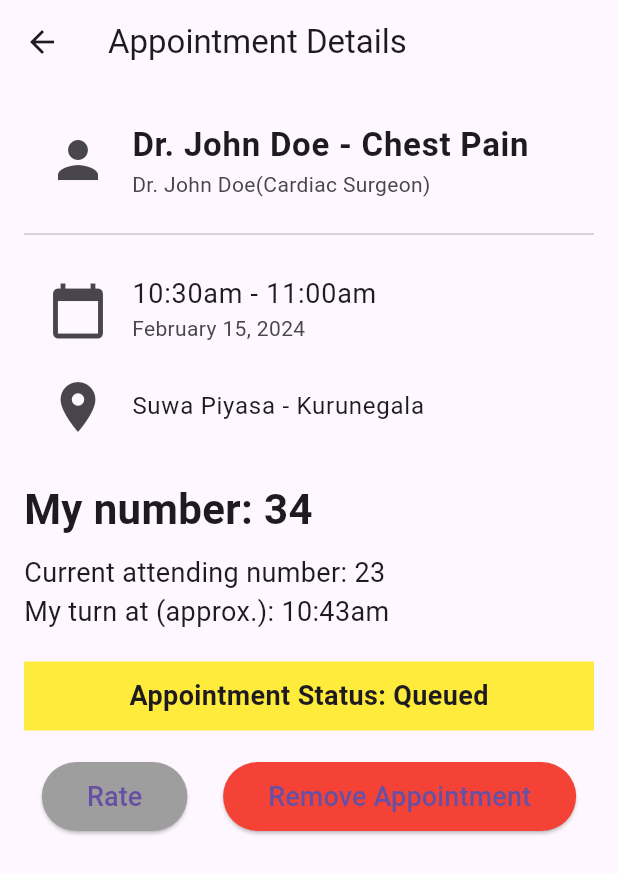
After one commit to Madushansuriyabandara/Mediconnect-Frontend, a Flutter app: the AppointmentDetailsScreen screen opened directly, on a phone screen of 412 x 824 dp. The commit adds this screen. Shown: the top 874 px of the screen. Run offline on Flutter 3.47's test engine with Material 3 defaults, Android fonts, the phone set to English and light mode, and no system bars.

Commit message:
initial commit

```diff
--- /dev/null
+++ b/lib/screens/patient_screens/home/appointment_details/AppointmentDetailsScreen.dart
@@ -0,0 +1,141 @@
+import 'package:flutter/material.dart';
+
+import '../../../../themes/appointmentStatusColors.dart';
+import '../rate/RateScreen.dart';
+
+class AppointmentDetailsScreen extends StatelessWidget {
+  final String appointmentName;
+  final String doctorName;
+  final String specialty;
+  final String appointmentTime;
+  final String appointmentDate;
+  final String location;
+  final int appointmentNumber;
+  final int currentNumber;
+  final String turnTime;
+  final String appointmentStatus;
+
+  const AppointmentDetailsScreen({
+    super.key,
+    required this.appointmentName,
+    required this.doctorName,
+    required this.specialty,
+    required this.appointmentTime,
+    required this.appointmentDate,
+    required this.location,
+    required this.appointmentNumber,
+    required this.currentNumber,
+    required this.turnTime,
+    required this.appointmentStatus,
+  });
+
+  @override
+  Widget build(BuildContext context) {
+    return Scaffold(
+      appBar: AppBar(
+        title: const Text('Appointment Details'),
+      ),
+      body: Padding(
+        padding: const EdgeInsets.all(16.0),
+        child: Column(
+          crossAxisAlignment: CrossAxisAlignment.start,
+          children: [
+            ListTile(
+              leading: const Icon(Icons.person, size: 40),
+              title: Text(
+                "$doctorName - $appointmentName",
+                style:
+                const TextStyle(fontSize: 22, fontWeight: FontWeight.bold),
+              ),
+              subtitle: Text("$doctorName($specialty)"),
+            ),
+            const Divider(height: 30),
+            ListTile(
+              leading: const Icon(Icons.calendar_today, size: 40),
+              title: Text(
+                appointmentTime,
+                style: const TextStyle(fontSize: 18),
+              ),
+              subtitle: Text(appointmentDate),
+            ),
+            ListTile(
+              leading: const Icon(Icons.location_on, size: 40),
+              title: Text(location),
+            ),
+            const SizedBox(height: 20),
+            Text(
+              "My number: $appointmentNumber",
+              style: const TextStyle(fontSize: 28, fontWeight: FontWeight.bold),
+            ),
+            const SizedBox(height: 10),
+            Text(
+              "Current attending number: $currentNumber",
+              style: const TextStyle(fontSize: 18),
+            ),
+            Text(
+              "My turn at (approx.): $turnTime",
+              style: const TextStyle(fontSize: 18),
+            ),
+            const SizedBox(height: 20),
+            Container(
+              padding: const EdgeInsets.symmetric(vertical: 10),
+              width: double.infinity,
+              color: getAppointmentStatusColor(
+                  appointmentStatus), // Use the status color method
+              child: Center(
+                child: Text(
+                  "Appointment Status: $appointmentStatus",
+                  style: const TextStyle(
+                    fontSize: 18,
+                    fontWeight: FontWeight.bold,
+                  ),
+                ),
+              ),
+            ),
+            const SizedBox(height: 20),
+            Row(
+              mainAxisAlignment: MainAxisAlignment.spaceAround,
+              children: [
+                ElevatedButton(
+                  onPressed: () {
+                    Navigator.push(
+                      context,
+                      MaterialPageRoute(
+                        builder: (context) => RateScreen(
+                          doctorName: 'Dr. John Doe',
+                        ),
+                      ),
+                    );
+                  },
+                  style: ElevatedButton.styleFrom(
+                    backgroundColor: Colors.grey,
+                    padding: const EdgeInsets.symmetric(
+                        horizontal: 30, vertical: 10),
+                  ),
+                  child: const Text(
+                    "Rate",
+                    style: TextStyle(fontSize: 18),
+                  ),
+                ),
+                ElevatedButton(
+                  onPressed: () {
+                    // Handle remove appointment action
+                  },
+                  style: ElevatedButton.styleFrom(
+                    backgroundColor: Colors.red,
+                    padding: const EdgeInsets.symmetric(
+                        horizontal: 30, vertical: 10),
+                  ),
+                  child: const Text(
+                    "Remove Appointment",
+                    style: TextStyle(fontSize: 18),
+                  ),
+                ),
+              ],
+            ),
+          ],
+        ),
+      ),
+    );
+  }
+}
--- a/lib/screens/patient_screens/home/home_page/PatientHomeScreen.dart
+++ b/lib/screens/patient_screens/home/home_page/PatientHomeScreen.dart
@@ -3,6 +3,7 @@ import 'package:flutter/material.dart';
 import '../../../../themes/appointmentStatusColors.dart';
 import '../../../../themes/bottomNavBar/patientBottomNavBar.dart';
 import '../../../../themes/switchUser.dart';
+import '../appointment_details/AppointmentDetailsScreen.dart';
 
 class PatientHomeScreen extends StatelessWidget {
   final String userEmail = "johndoe@example.com";
@@ -30,6 +31,104 @@ class PatientHomeScreen extends StatelessWidget {
           children: [
             Center(
               child: Container()
+            ),
+            const SizedBox(height: 20),
+            const Text(
+              'My Appointments',
+              style: TextStyle(fontSize: 24, fontWeight: FontWeight.bold),
+            ),
+            const SizedBox(height: 10),
+            AppointmentButton(
+              color: getAppointmentStatusColor('Queued'),
+              text: 'John Doe - Chest Pain',
+              onPressed: () {
+                Navigator.push(
+                  context,
+                  MaterialPageRoute(
+                    builder: (context) => const AppointmentDetailsScreen(
+                      appointmentName: 'Chest Pain',
+                      doctorName: 'Dr. John Doe',
+                      specialty: 'Cardiac Surgeon',
+                      appointmentTime: '10:30am - 11:00am',
+                      appointmentDate: 'February 15, 2024',
+                      location: 'Suwa Piyasa - Kurunegala',
+                      appointmentNumber: 34,
+                      currentNumber: 23,
+                      turnTime: '10:43am',
+                      appointmentStatus: 'Queued',
+                    ),
+                  ),
+                );
+              },
+            ),
+            AppointmentButton(
+              color: getAppointmentStatusColor('Upcoming'),
+              text: 'Simon Powel - Leg injury',
+              onPressed: () {
+                Navigator.push(
+                  context,
+                  MaterialPageRoute(
+                    builder: (context) => const AppointmentDetailsScreen(
+                      appointmentName: 'Leg injury',
+                      doctorName: 'Dr. Simon Powel',
+                      specialty: 'Orthopedic Surgeon',
+                      appointmentTime: '11:00am - 11:30am',
+                      appointmentDate: 'February 15, 2024',
+                      location: 'Suwa Piyasa - Kurunegala',
+                      appointmentNumber: 35,
+                      currentNumber: 25,
+                      turnTime: '11:15am',
+                      appointmentStatus: 'Upcoming',
+                    ),
+                  ),
+                );
+              },
+            ),
+            AppointmentButton(
+              color: getAppointmentStatusColor('Missed'),
+              text: 'Eddie Brownrick - Knee pain',
+              onPressed: () {
+                Navigator.push(
+                  context,
+                  MaterialPageRoute(
+                    builder: (context) => const AppointmentDetailsScreen(
+                      appointmentName: 'Knee pain',
+                      doctorName: 'Dr. Eddie Brownrick',
+                      specialty: 'Orthopedic Surgeon',
+                      appointmentTime: '11:30am - 12:00pm',
+                      appointmentDate: 'February 15, 2024',
+                      location: 'Suwa Piyasa - Kurunegala',
+                      appointmentNumber: 36,
+                      currentNumber: 26,
+                      turnTime: '11:45am',
+                      appointmentStatus: 'Missed',
+                    ),
+                  ),
+                );
+              },
+            ),
+            AppointmentButton(
+              color: getAppointmentStatusColor('Completed'),
+              text: 'Richard Ryman - Eye',
+              onPressed: () {
+                Navigator.push(
+                  context,
+                  MaterialPageRoute(
+                    builder: (context) => const AppointmentDetailsScreen(
+                      appointmentName: 'Eye Checkup',
+                      doctorName: 'Dr. Richard Ryman',
+                      specialty: 'Ophthalmologist',
+                      appointmentTime: '12:00pm - 12:30pm',
+                      appointmentDate: 'February 15, 2024',
+                      location: 'Suwa Piyasa - Kurunegala',
+                      appointmentNumber: 37,
+                      currentNumber: 27,
+                      turnTime: '12:15pm',
+                      appointmentStatus: 'Completed',
+                    ),
+                  ),
+                );
+              },
             ),
           ],
         ),
```
Also changed, not shown: lib/screens/patient_screens/home/rate/RateScreen.dart (added, +233 -0 lines), lib/screens/patient_screens/home/appointment_details/appointment_details.dart (deleted), lib/screens/patient_screens/home/rate/rate.dart (deleted).
